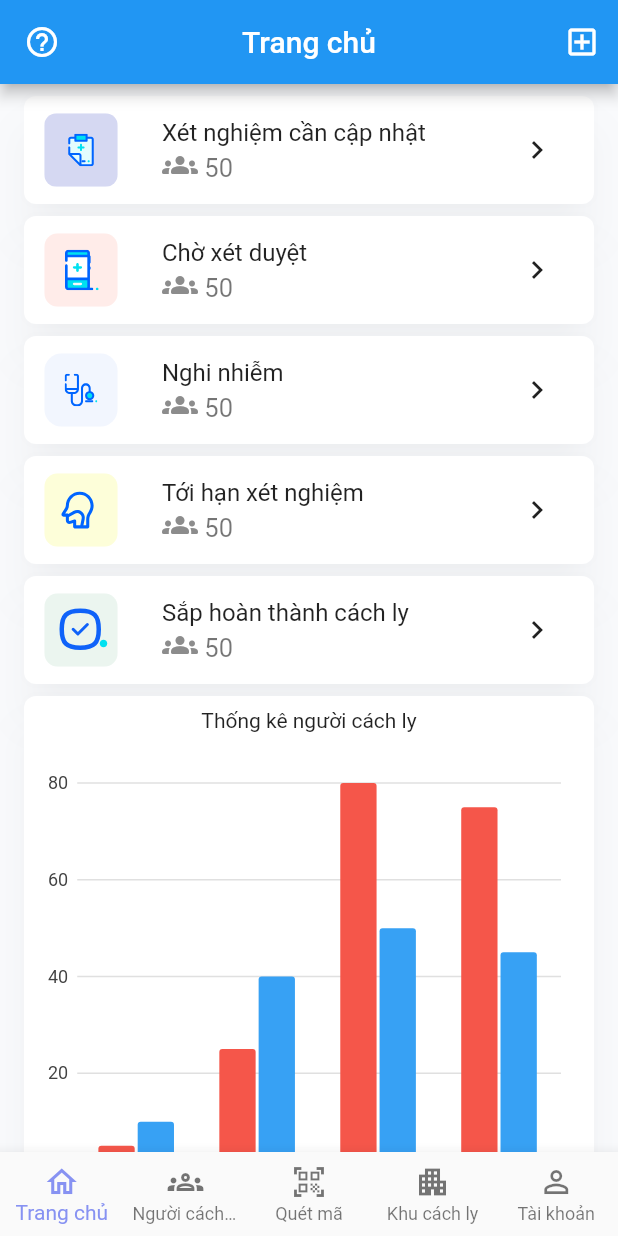
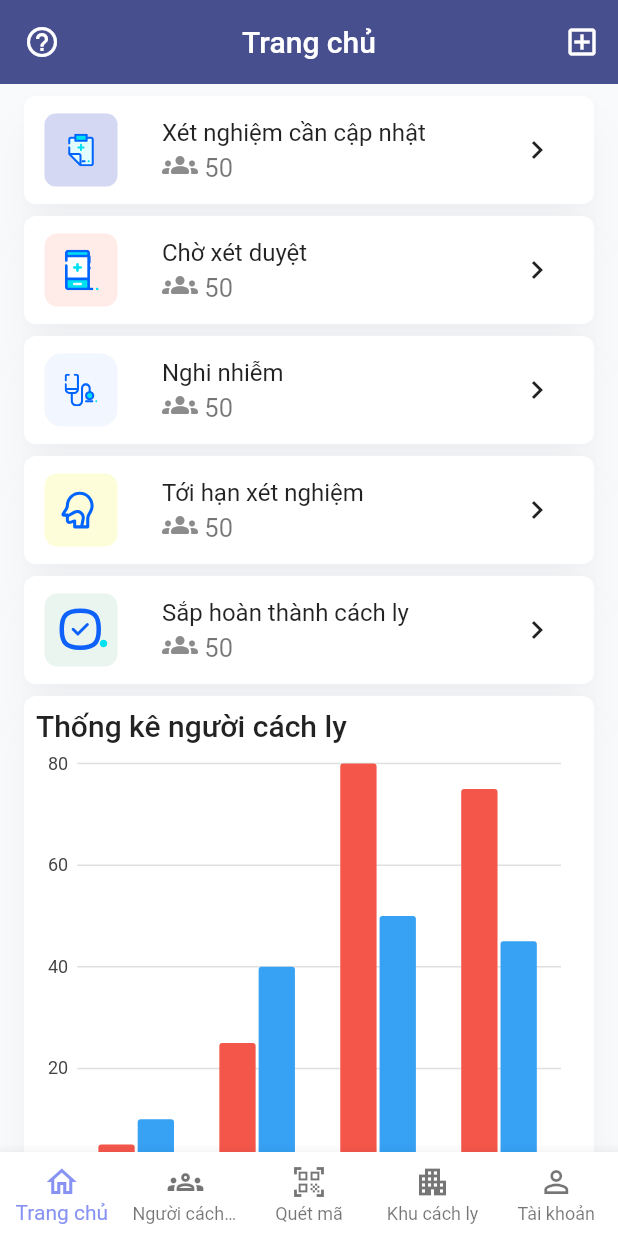
Before and after one commit to QLKCL/QLKCL_Mobile, a Flutter app: the ManagerHomePage screen opened directly, on a phone screen of 412 x 824 dp. Run offline on Flutter 3.47's test engine with Material 2 defaults, Android fonts, the phone set to English and light mode, and no system bars; our stand-ins replace charts_flutter, websafe_svg; network calls fail.

Commit message:
fix color status bar

```diff
--- a/lib/home/manager_home_page.dart
+++ b/lib/home/manager_home_page.dart
@@ -73,10 +73,18 @@ class _ManagerHomePageState extends State<ManagerHomePage> {
                 padding: const EdgeInsets.all(8.0),
                 child: Column(
                   children: <Widget>[
-                    Text("Thống kê người cách ly"),
-                    SizedBox(
-                      height: 20,
+                    Container(
+                      alignment: Alignment.centerLeft,
+                      // margin: const EdgeInsets.fromLTRB(16, 0, 0, 0),
+                      child: Text(
+                        "Thống kê người cách ly",
+                        // textAlign: TextAlign.left,
+                        style: Theme.of(context).textTheme.headline6,
+                      ),
                     ),
+                    // SizedBox(
+                    //   height: 200,
+                    // ),
                     Expanded(
                       child: GroupedFillColorBarChart.withSampleData(),
                     ),
--- a/lib/main.dart
+++ b/lib/main.dart
@@ -1,6 +1,7 @@
 import 'package:flutter/cupertino.dart';
 import 'package:flutter/material.dart';
 import 'package:flutter/widgets.dart';
+import 'package:qlkcl/home/manager_home_page.dart';
 import 'package:qlkcl/home/member_home_page.dart';
 import 'package:qlkcl/theme/app_theme.dart';
 
```
Also changed, not shown: lib/theme/app_theme.dart (+14 -0 lines).
